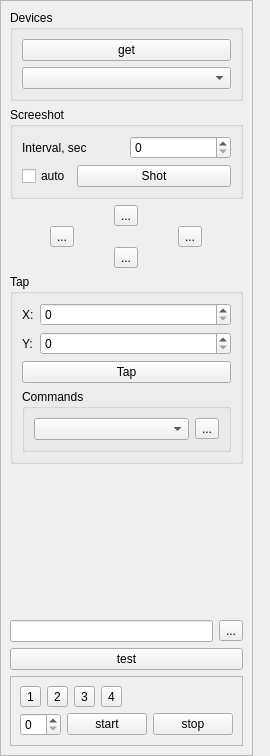
RinatB2017/mega_GIT, file Qt/mega_git_tests/Test_ADB/src/adb_widget/src/ui/adb_widget.ui: the form before one commit.
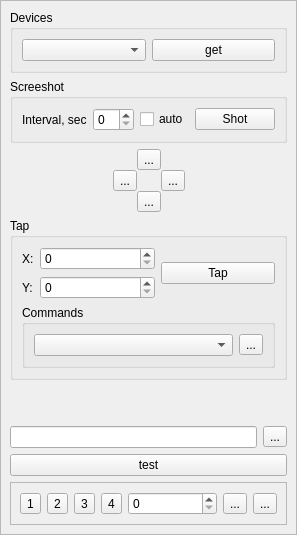
The form after the commit. Icons and pictures are not drawn.

```diff
--- a/Qt/mega_git_tests/Test_ADB/src/adb_widget/src/ui/adb_widget.ui
+++ b/Qt/mega_git_tests/Test_ADB/src/adb_widget/src/ui/adb_widget.ui
@@ -2,14 +2,6 @@
 <ui version="4.0">
  <class>ADB_widget</class>
  <widget class="QWidget" name="ADB_widget">
-  <property name="geometry">
-   <rect>
-    <x>0</x>
-    <y>0</y>
-    <width>270</width>
-    <height>756</height>
-   </rect>
-  </property>
   <layout class="QVBoxLayout" name="verticalLayout">
    <property name="leftMargin">
     <number>0</number>
@@ -49,7 +41,10 @@
         <property name="title">
          <string>Devices</string>
         </property>
-        <layout class="QVBoxLayout" name="verticalLayout_5">
+        <layout class="QHBoxLayout" name="horizontalLayout_5">
+         <item>
+          <widget class="QComboBox" name="cb_devices"/>
+         </item>
          <item>
           <widget class="QPushButton" name="btn_devices">
            <property name="text">
@@ -57,9 +52,6 @@
            </property>
           </widget>
          </item>
-         <item>
-          <widget class="QComboBox" name="cb_devices"/>
-         </item>
         </layout>
        </widget>
       </item>
@@ -81,10 +73,6 @@
            <item>
             <widget class="QSpinBox" name="sb_interval"/>
            </item>
-          </layout>
-         </item>
-         <item>
-          <layout class="QHBoxLayout" name="horizontalLayout_5">
            <item>
             <widget class="QCheckBox" name="cb_auto">
              <property name="sizePolicy">
@@ -111,6 +99,21 @@
        </widget>
       </item>
       <item>
+       <layout class="QHBoxLayout" name="horizontalLayout_2">
+        <item>
+         <spacer name="horizontalSpacer_2">
+          <property name="orientation">
+           <enum>Qt::Horizontal</enum>
+          </property>
+          <property name="sizeHint" stdset="0">
+           <size>
+            <width>40</width>
+            <height>20</height>
+           </size>
+          </property>
+         </spacer>
+        </item>
+        <item>
        <layout class="QGridLayout" name="gridLayout">
         <property name="spacing">
          <number>0</number>
@@ -162,6 +165,21 @@
        </layout>
       </item>
       <item>
+         <spacer name="horizontalSpacer">
+          <property name="orientation">
+           <enum>Qt::Horizontal</enum>
+          </property>
+          <property name="sizeHint" stdset="0">
+           <size>
+            <width>40</width>
+            <height>20</height>
+           </size>
+          </property>
+         </spacer>
+        </item>
+       </layout>
+      </item>
+      <item>
        <widget class="QGroupBox" name="groupBox">
         <property name="title">
          <string>Tap</string>
@@ -169,19 +187,6 @@
         <layout class="QVBoxLayout" name="verticalLayout_3">
          <item>
           <layout class="QGridLayout" name="gridLayout_2">
-           <item row="1" column="0">
-            <widget class="QLabel" name="label_2">
-             <property name="sizePolicy">
-              <sizepolicy hsizetype="Fixed" vsizetype="Preferred">
-               <horstretch>0</horstretch>
-               <verstretch>0</verstretch>
-              </sizepolicy>
-             </property>
-             <property name="text">
-              <string>Y:</string>
-             </property>
-            </widget>
-           </item>
            <item row="0" column="0">
             <widget class="QLabel" name="label">
              <property name="sizePolicy">
@@ -195,21 +200,34 @@
              </property>
             </widget>
            </item>
+           <item row="1" column="0">
+            <widget class="QLabel" name="label_2">
+             <property name="sizePolicy">
+              <sizepolicy hsizetype="Fixed" vsizetype="Preferred">
+               <horstretch>0</horstretch>
+               <verstretch>0</verstretch>
+              </sizepolicy>
+             </property>
+             <property name="text">
+              <string>Y:</string>
+             </property>
+            </widget>
+           </item>
            <item row="0" column="1">
             <widget class="QSpinBox" name="sb_pos_x"/>
            </item>
            <item row="1" column="1">
             <widget class="QSpinBox" name="sb_pos_y"/>
            </item>
-          </layout>
-         </item>
-         <item>
+           <item row="0" column="2" rowspan="2">
           <widget class="QPushButton" name="btn_tap">
            <property name="text">
             <string>Tap</string>
            </property>
           </widget>
          </item>
+          </layout>
+         </item>
          <item>
           <widget class="QGroupBox" name="groupBox_4">
            <property name="title">
@@ -282,6 +300,10 @@
              <property name="text">
               <string>1</string>
              </property>
+             <property name="icon">
+              <iconset resource="../../../../../../lib2/icons/digits/digits.qrc">
+               <normaloff>:/red/1.png</normaloff>:/red/1.png</iconset>
+             </property>
             </widget>
            </item>
            <item>
@@ -289,6 +311,10 @@
              <property name="text">
               <string>2</string>
              </property>
+             <property name="icon">
+              <iconset resource="../../../../../../lib2/icons/digits/digits.qrc">
+               <normaloff>:/red/2.png</normaloff>:/red/2.png</iconset>
+             </property>
             </widget>
            </item>
            <item>
@@ -296,6 +322,10 @@
              <property name="text">
               <string>3</string>
              </property>
+             <property name="icon">
+              <iconset resource="../../../../../../lib2/icons/digits/digits.qrc">
+               <normaloff>:/red/3.png</normaloff>:/red/3.png</iconset>
+             </property>
             </widget>
            </item>
            <item>
@@ -303,39 +333,26 @@
              <property name="text">
               <string>4</string>
              </property>
+             <property name="icon">
+              <iconset resource="../../../../../../lib2/icons/digits/digits.qrc">
+               <normaloff>:/red/4.png</normaloff>:/red/4.png</iconset>
+             </property>
             </widget>
            </item>
-           <item>
-            <spacer name="horizontalSpacer">
-             <property name="orientation">
-              <enum>Qt::Horizontal</enum>
-             </property>
-             <property name="sizeHint" stdset="0">
-              <size>
-               <width>40</width>
-               <height>20</height>
-              </size>
-             </property>
-            </spacer>
-           </item>
-          </layout>
-         </item>
-         <item>
-          <layout class="QHBoxLayout" name="horizontalLayout_2">
            <item>
             <widget class="QSpinBox" name="sb_port"/>
            </item>
            <item>
-            <widget class="QPushButton" name="btn_start">
+            <widget class="QToolButton" name="btn_start">
              <property name="text">
-              <string>start</string>
+              <string>...</string>
              </property>
             </widget>
            </item>
            <item>
-            <widget class="QPushButton" name="btn_stop">
+            <widget class="QToolButton" name="btn_stop">
              <property name="text">
-              <string>stop</string>
+              <string>...</string>
              </property>
             </widget>
            </item>
```
Left out of the diff: 1 changed line with no effect on the pictures. Lines whose indentation alone changed are shown as unchanged.
